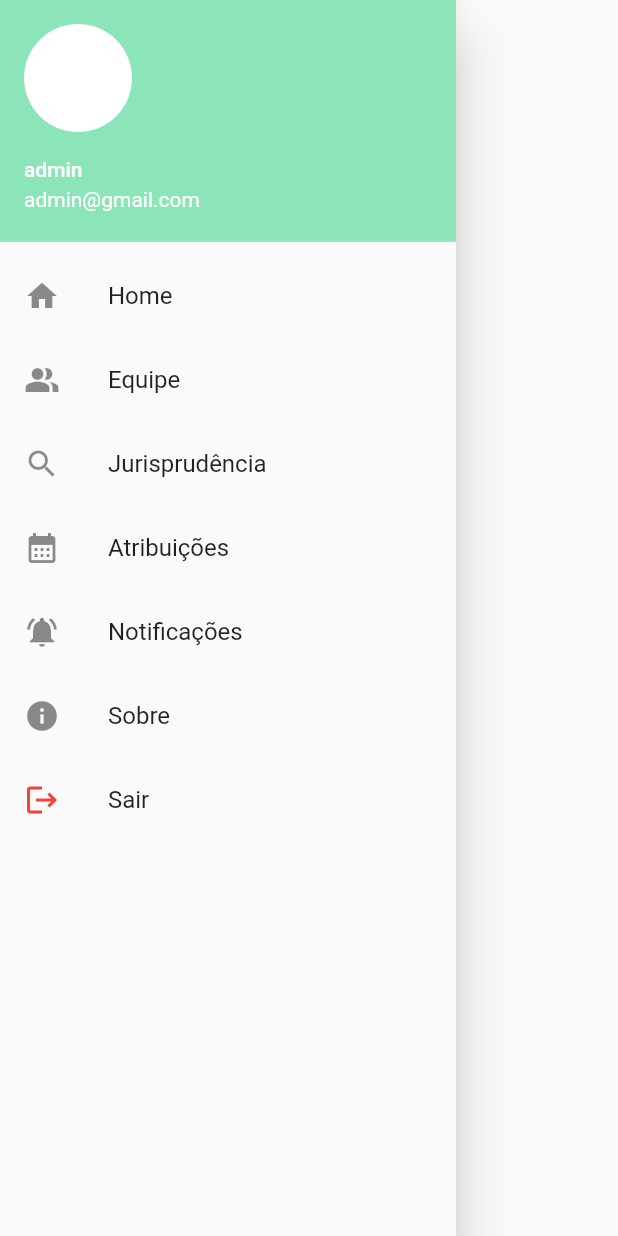
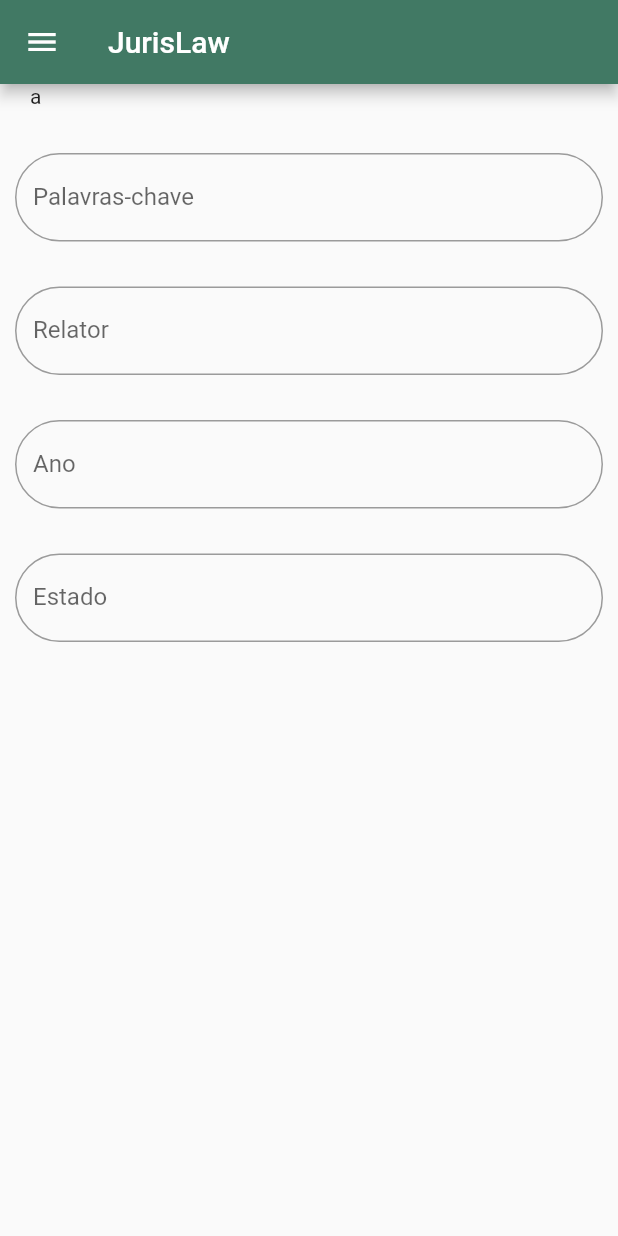
Before and after one commit to VictorCastroBR/juris_law_app, a Flutter app: the MenuAppBar widget shown alone on an empty page, opened directly, after a tap on "Jurisprudência", on a phone screen of 412 x 824 dp. Run offline on Flutter 3.47's test engine with Material 2 defaults, Android fonts, the phone set to English and light mode, and no system bars; missing offline and left inert: dart:html, dropdown_plus; network calls fail.

Commit message:
pesquisaPage

```diff
--- a/lib/view/PesquisaPage.dart
+++ b/lib/view/PesquisaPage.dart
@@ -0,0 +1,92 @@
+import 'package:flutter/cupertino.dart';
+import 'package:flutter/material.dart';
+
+import '../widgets/MenuAppBar.dart';
+
+class PesquisaPage extends StatefulWidget {
+  @override
+  State<StatefulWidget> createState() {
+    return PesquisaPageState();
+  }
+}
+
+class PesquisaPageState extends State<PesquisaPage> {
+  @override
+  Widget build(BuildContext context) {
+    return Scaffold(
+      drawer: MenuAppBar(),
+      appBar: AppBar(
+        title: Text('JurisLaw'),
+        backgroundColor: Color.fromARGB(255, 65, 121, 100),
+      ),
+      body: ListView(
+        children: [
+          DivPesqWidget(),
+        ],
+      ),
+    );
+  }
+}
+
+class DivPesqWidget extends StatelessWidget {
+  @override
+  Widget build(BuildContext context) {
+    return Column(
+      children: [
+        Padding(
+          padding: EdgeInsets.only(left: 20, right: 20),
+          child: Row(
+            mainAxisAlignment: MainAxisAlignment.spaceBetween,
+            children: [
+              Text('a'),
+            ],
+          ),
+        ),
+        Container(height: 30),
+        Padding(
+          padding: EdgeInsets.only(right: 10, left: 10),
+          child: TextField(
+            decoration: InputDecoration(
+              border:
+                  OutlineInputBorder(borderRadius: BorderRadius.circular(30)),
+              labelText: 'Palavras-chave',
+            ),
+          ),
+        ),
+        Container(height: 30),
+        Padding(
+          padding: EdgeInsets.only(right: 10, left: 10),
+          child: TextField(
+            decoration: InputDecoration(
+              border:
+                  OutlineInputBorder(borderRadius: BorderRadius.circular(30)),
+              labelText: 'Relator',
+            ),
+          ),
+        ),
+        Container(height: 30),
+        Padding(
+          padding: EdgeInsets.only(right: 10, left: 10),
+          child: TextField(
+            decoration: InputDecoration(
+              border:
+                  OutlineInputBorder(borderRadius: BorderRadius.circular(30)),
+              labelText: 'Ano',
+            ),
+          ),
+        ),
+        Container(height: 30),
+        Padding(
+          padding: EdgeInsets.only(right: 10, left: 10),
+          child: TextField(
+            decoration: InputDecoration(
+              border:
+                  OutlineInputBorder(borderRadius: BorderRadius.circular(30)),
+              labelText: 'Estado',
+            ),
+          ),
+        ),
+      ],
+    );
+  }
+}
--- a/lib/widgets/AppMainWidget.dart
+++ b/lib/widgets/AppMainWidget.dart
@@ -5,6 +5,7 @@ import 'package:juris_law_app/view/AtribuicoesPage.dart';
 import 'package:juris_law_app/view/EquipePage.dart';
 import 'package:juris_law_app/view/CadastroPage.dart';
 import 'package:juris_law_app/view/LoginPage.dart';
+import 'package:juris_law_app/view/PesquisaPage.dart';
 
 import '../view/AboutPage.dart';
 import '../view/MenuPage.dart';
@@ -27,6 +28,7 @@ class AppMainWidget extends StatelessWidget {
         '/adicionar-membro': (context) => AddMemberPage(),
         '/atribuicoes': (context) => AtribuicoesPage(),
         '/equipe': (context) => EquipePage(),
+        '/jurisprudencia': (context) => PesquisaPage(),
       },
     );
   }
--- a/lib/widgets/MenuAppBar.dart
+++ b/lib/widgets/MenuAppBar.dart
@@ -29,7 +29,7 @@ class MenuAppBar extends StatelessWidget {
         ListTile(
           leading: Icon(Icons.search),
           title: Text('Jurisprudência'),
-          onTap: () {},
+          onTap: () => Navigator.of(context).pushNamed('/jurisprudencia'),
         ),
         ListTile(
           leading: Icon(Icons.calendar_month),
```
